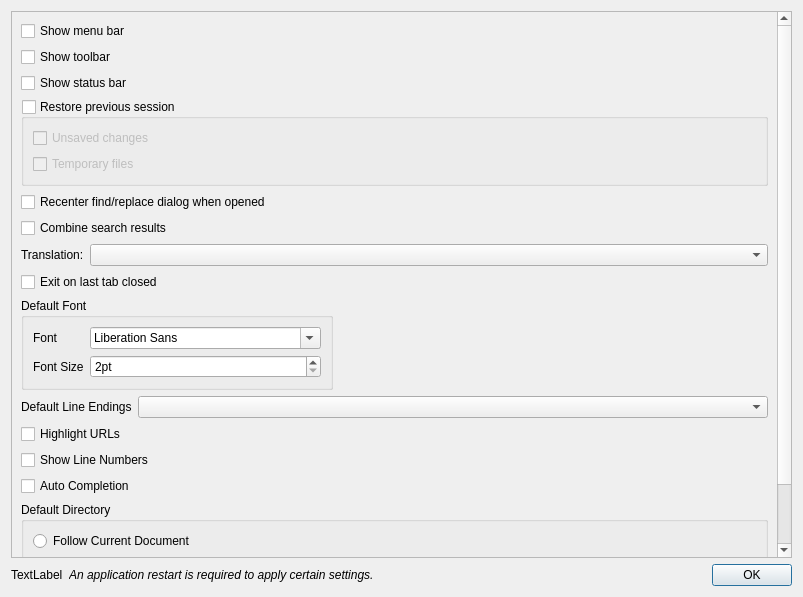
Before: the Qt Designer form src/dialogs/PreferencesDialog.ui in dail8859/NotepadNext, drawn with Qt 5.
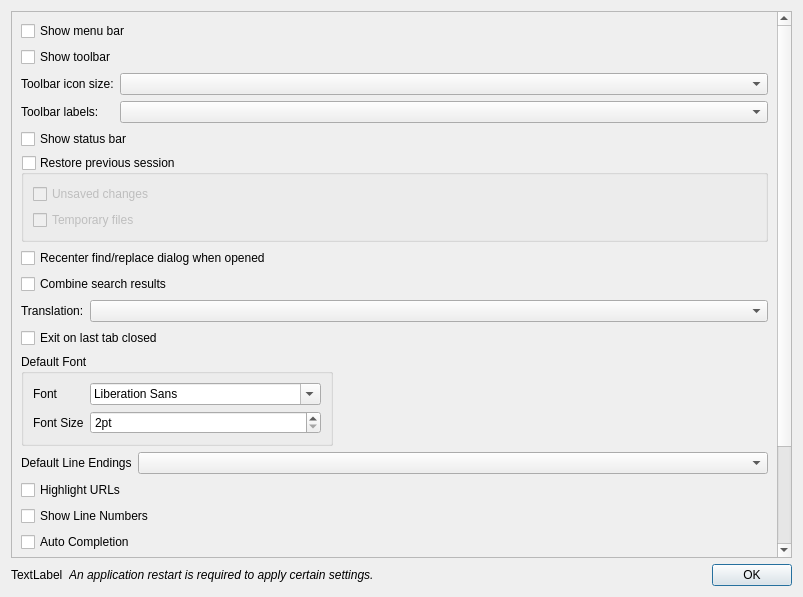
After: the same form once the commit is applied.

Commit message: Support large toolbar icons and text labels

The edit to the form file:
```diff
--- a/src/dialogs/PreferencesDialog.ui
+++ b/src/dialogs/PreferencesDialog.ui
@@ -45,6 +45,36 @@
            </property>
           </widget>
          </item>
+         <item>
+          <layout class="QFormLayout" name="formLayoutToolBar">
+           <property name="labelAlignment">
+            <set>Qt::AlignLeading|Qt::AlignLeft|Qt::AlignVCenter</set>
+           </property>
+           <property name="formAlignment">
+            <set>Qt::AlignLeading|Qt::AlignLeft|Qt::AlignTop</set>
+           </property>
+           <item row="0" column="0">
+            <widget class="QLabel" name="labelToolBarIconSize">
+             <property name="text">
+              <string>Toolbar icon size:</string>
+             </property>
+            </widget>
+           </item>
+           <item row="0" column="1">
+            <widget class="QComboBox" name="comboBoxToolBarIconSize"/>
+           </item>
+           <item row="1" column="0">
+            <widget class="QLabel" name="labelToolBarButtonStyle">
+             <property name="text">
+              <string>Toolbar labels:</string>
+             </property>
+            </widget>
+           </item>
+           <item row="1" column="1">
+            <widget class="QComboBox" name="comboBoxToolBarButtonStyle"/>
+           </item>
+          </layout>
+         </item>
          <item>
           <widget class="QCheckBox" name="checkBoxStatusBar">
            <property name="text">
```
The commit also changes 30 other files.
